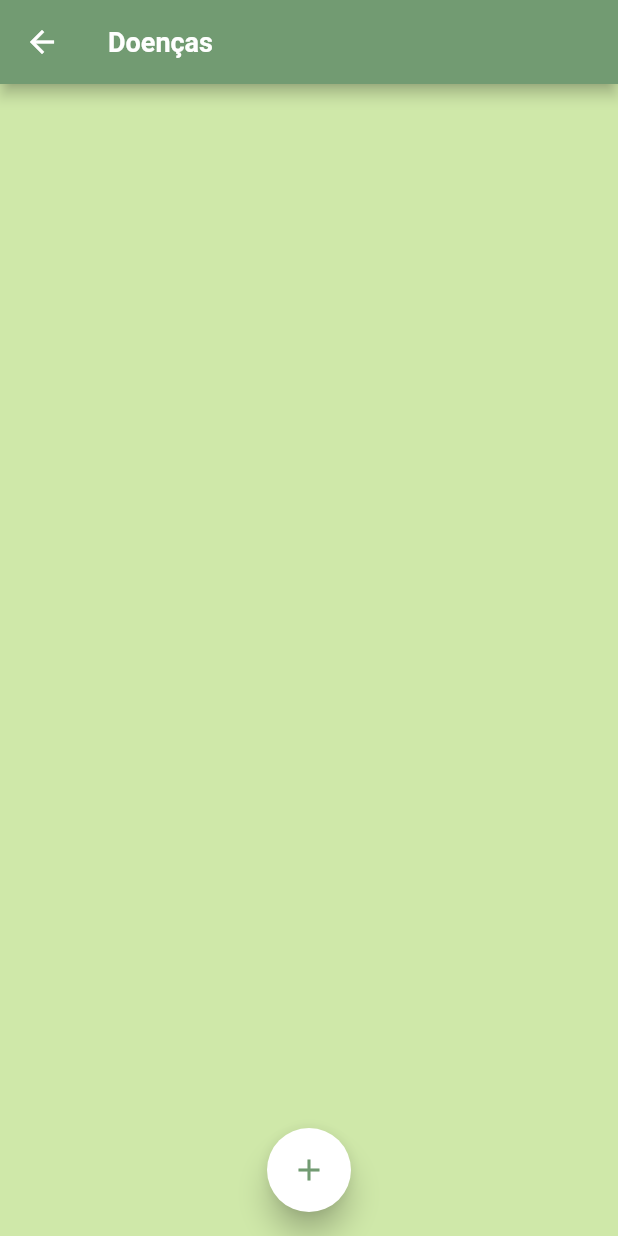
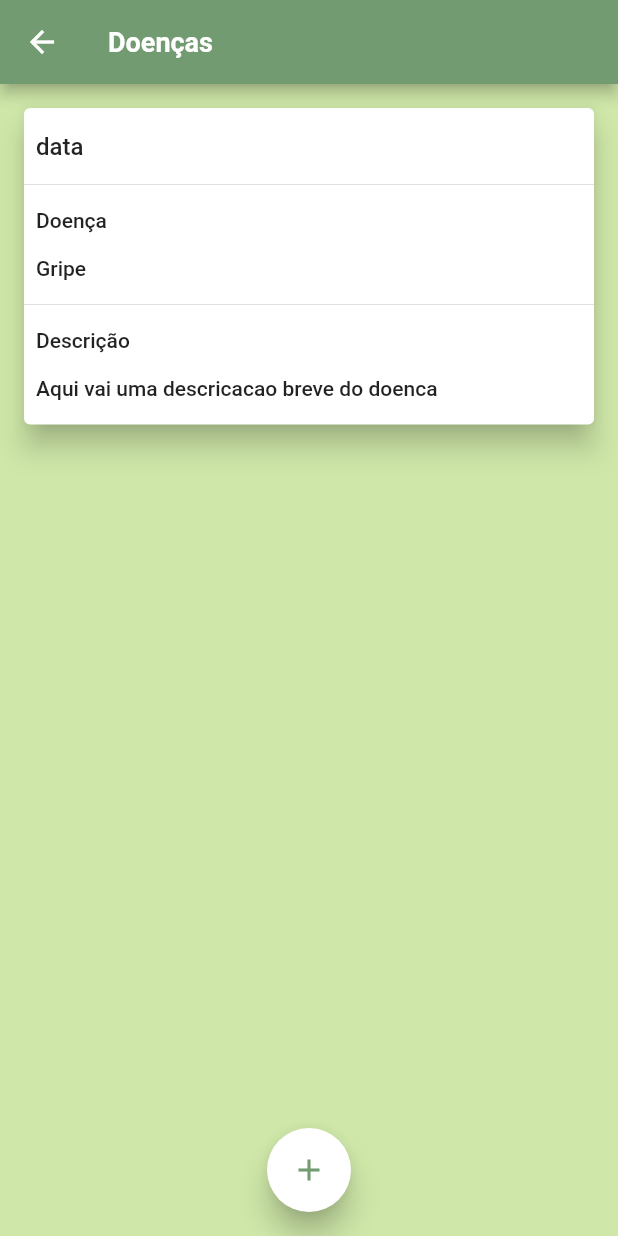
Before and after one commit to andreicampigotto/PDS2_Care-me, a Flutter app: the DiseasesScreen screen opened by its route, on a phone screen of 412 x 824 dp. Run offline on Flutter 3.47's test engine with Material 2 defaults, Android fonts, the light colour scheme and no system bars; network calls fail.

Commit message:
default card done

```diff
--- a/lib/screens/diseases_screen.dart
+++ b/lib/screens/diseases_screen.dart
@@ -1,4 +1,5 @@
 import 'package:care/models/disease.dart';
+import 'package:care/widgets/default_cards.dart';
 import 'package:care/widgets/default_form.dart';
 import 'package:flutter/material.dart';
 
@@ -40,6 +41,12 @@ class _DiseasesScreenState extends State<DiseasesScreen> {
       appBar: AppBar(
         title: Text('Doenças'),
       ),
+      body: ListView(
+        children: [
+          SizedBox(height: 8),
+          DefaultCards(),
+        ],
+      ),
       floatingActionButton: FloatingActionButton(
         elevation: 8,
         child: const Icon(
--- a/lib/widgets/default_cards.dart
+++ b/lib/widgets/default_cards.dart
@@ -1,12 +1,71 @@
 import 'package:flutter/material.dart';
-import 'package:flutter/src/widgets/container.dart';
-import 'package:flutter/src/widgets/framework.dart';
 
 class DefaultCards extends StatelessWidget {
   const DefaultCards({super.key});
 
   @override
   Widget build(BuildContext context) {
-    return Card();
+    return Card(
+      elevation: 8,
+      margin: EdgeInsets.only(left: 16, right: 16, top: 8),
+      child: Column(
+        children: [
+          SizedBox(height: 8),
+          Padding(
+            padding: const EdgeInsets.all(8.0),
+            child: Row(
+              textDirection: TextDirection.ltr,
+              children: [
+                Text(
+                  'data',
+                  style: TextStyle(fontSize: 16),
+                ),
+              ],
+            ),
+          ),
+          const Divider(),
+          Padding(
+            padding: const EdgeInsets.all(8.0),
+            child: Row(
+              textDirection: TextDirection.ltr,
+              children: [
+                Text('Doença'),
+              ],
+            ),
+          ),
+          Padding(
+            padding: const EdgeInsets.all(8.0),
+            child: Row(
+              textDirection: TextDirection.ltr,
+              children: [
+                Text('Gripe'),
+              ],
+            ),
+          ),
+          const Divider(),
+          Padding(
+            padding: const EdgeInsets.all(8.0),
+            child: Row(
+              textDirection: TextDirection.ltr,
+              children: [
+                Text('Descrição'),
+              ],
+            ),
+          ),
+          Padding(
+            padding: const EdgeInsets.all(8.0),
+            child: Row(
+              textDirection: TextDirection.ltr,
+              children: [
+                Text('Aqui vai uma descricacao breve do doenca'),
+              ],
+            ),
+          ),
+          SizedBox(height: 8),
+        ],
+        mainAxisAlignment: MainAxisAlignment.start,
+        crossAxisAlignment: CrossAxisAlignment.center,
+      ),
+    );
   }
 }
```
Also changed, not shown: lib/data/dummy_data.dart (+25 -0 lines), lib/screens/start_screen.dart (+12 -7 lines).
